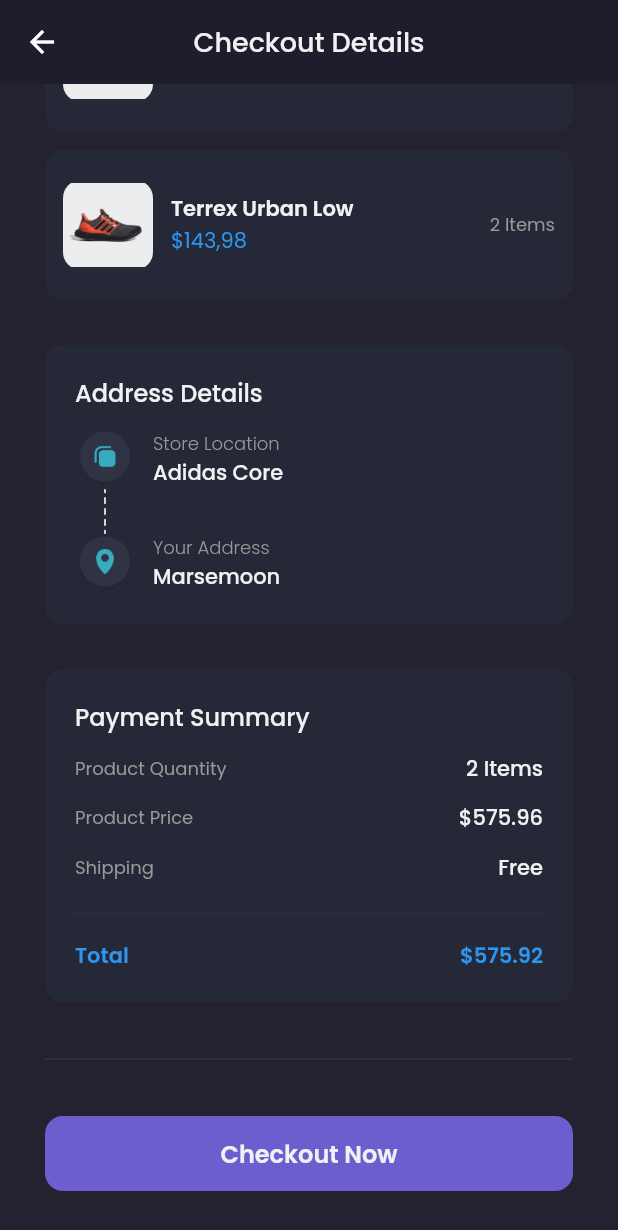
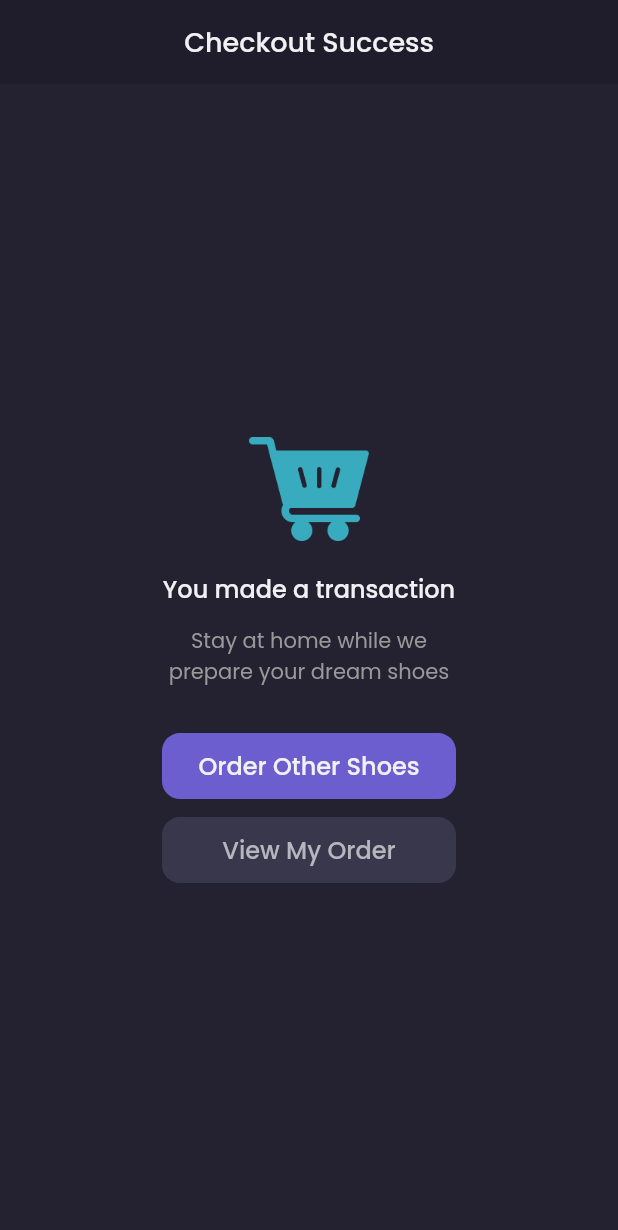
Before and after one commit to yazid138/shamo_app, a Flutter app: the CheckoutPage screen opened by its route, scrolled down 134 dp, after a tap on "Checkout Now", on a phone screen of 412 x 824 dp. Shown: the top 1230 px of the screen. Run offline on Flutter 3.47's test engine with Material 2 defaults, Android fonts, the phone set to English and light mode, and no system bars; our stand-ins replace carousel_slider, google_fonts.

Commit message:
frontend dah beres

```diff
--- a/lib/main.dart
+++ b/lib/main.dart
@@ -1,6 +1,7 @@
 import 'package:flutter/material.dart';
 import 'package:shamo_app/pages/cart_page.dart';
 import 'package:shamo_app/pages/checkout_page.dart';
+import 'package:shamo_app/pages/checkout_success_page.dart';
 import 'package:shamo_app/pages/detail_chat_page.dart';
 import 'package:shamo_app/pages/edit_profile_page.dart';
 import 'package:shamo_app/pages/product_page.dart';
@@ -26,6 +27,7 @@ class MyApp extends StatelessWidget {
         '/product': (context) => ProductPage(),
         '/cart': (context) => CartPage(),
         '/checkout': (context) => CheckoutPage(),
+        '/checkout-success': (context) => CheckoutSuccessPage(),
       },
     );
   }
--- a/lib/pages/checkout_page.dart
+++ b/lib/pages/checkout_page.dart
@@ -211,7 +211,9 @@ class CheckoutPage extends StatelessWidget {
             width: double.infinity,
             height: 50,
             child: TextButton(
-              onPressed: () {},
+              onPressed: () {
+                Navigator.pushNamedAndRemoveUntil(context, '/checkout-success', (route) => false);
+              },
               style: TextButton.styleFrom(
                   backgroundColor: primaryColor,
                   shape: RoundedRectangleBorder(
--- /dev/null
+++ b/lib/pages/checkout_success_page.dart
@@ -0,0 +1,92 @@
+import 'package:flutter/material.dart';
+import 'package:google_fonts/google_fonts.dart';
+import 'package:shamo_app/theme.dart';
+
+class CheckoutSuccessPage extends StatelessWidget {
+  @override
+  Widget build(BuildContext context) {
+    header() {
+      return AppBar(
+        centerTitle: true,
+        elevation: 0,
+        backgroundColor: backgroundColor1,
+        title: Text(
+          'Checkout Success',
+          style: primaryTextStyle.copyWith(fontWeight: medium, fontSize: 18),
+        ),
+      );
+    }
+
+    Widget content() {
+      return Center(
+        child: Column(
+          mainAxisAlignment: MainAxisAlignment.center,
+          children: [
+            Image.asset(
+              'assets/icon_empty_cart.png',
+              width: 80,
+            ),
+            SizedBox(
+              height: 20,
+            ),
+            Text(
+              'You made a transaction',
+              style:
+                  primaryTextStyle.copyWith(fontSize: 16, fontWeight: medium),
+            ),
+            SizedBox(
+              height: 12,
+            ),
+            Text(
+              'Stay at home while we\nprepare your dream shoes',
+              style: secondaryTextStyle,
+              textAlign: TextAlign.center,
+            ),
+            Container(
+              width: 196,
+              height: 44,
+              margin: EdgeInsets.only(top: 30),
+              child: TextButton(
+                style: TextButton.styleFrom(
+                    backgroundColor: primaryColor,
+                    shape: RoundedRectangleBorder(
+                        borderRadius: BorderRadius.circular(12))),
+                onPressed: () {
+                  Navigator.pushNamedAndRemoveUntil(context, '/home', (route) => false);
+                },
+                child: Text(
+                  'Order Other Shoes',
+                  style: primaryTextStyle.copyWith(
+                      fontSize: 16, fontWeight: medium),
+                ),
+              ),
+            ),
+            Container(
+              width: 196,
+              height: 44,
+              margin: EdgeInsets.only(top: 12),
+              child: TextButton(
+                style: TextButton.styleFrom(
+                    backgroundColor: Color(0xff39374B),
+                    shape: RoundedRectangleBorder(
+                        borderRadius: BorderRadius.circular(12))),
+                onPressed: () {},
+                child: Text('View My Order',
+                    style: GoogleFonts.poppins(
+                        color: Color(0xffB7B6BF),
+                        fontSize: 16,
+                        fontWeight: medium)),
+              ),
+            ),
+          ],
+        ),
+      );
+    }
+
+    return Scaffold(
+      backgroundColor: backgroundColor3,
+      appBar: header(),
+      body: content(),
+    );
+  }
+}
```
